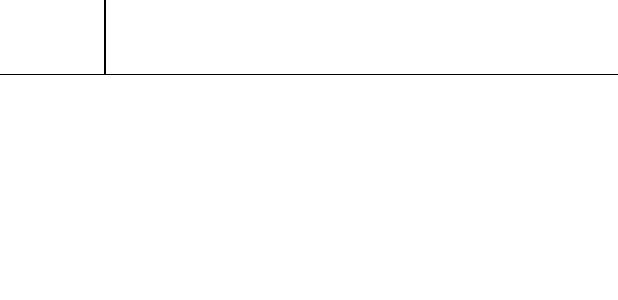
After one commit to wjddngus1023/COMIT, an Android app: the layout recycler_groupnotice.xml on its own in the app's theme, with its tools: preview values and no code run, on a phone screen of 412 x 824 dp. The commit adds this screen. Shown: the top 300 px of the screen. Run offline under Robolectric (Android 15) with nearby library versions, the phone set to English and light mode, and no system bars.

Commit message:
태그만 수정하면 오나요

```diff
--- /dev/null
+++ b/app/src/main/res/layout/recycler_groupnotice.xml
@@ -0,0 +1,45 @@
+<?xml version="1.0" encoding="utf-8"?>
+<androidx.constraintlayout.widget.ConstraintLayout xmlns:android="http://schemas.android.com/apk/res/android"
+    android:layout_width="match_parent"
+    android:layout_height="50dp"
+    xmlns:app="http://schemas.android.com/apk/res-auto">
+
+    <TextView
+        android:layout_width="70dp"
+        android:layout_height="match_parent"
+        android:gravity="center"
+        android:id="@+id/groupnotice_recycler_tv1"
+        android:textColor="@color/black"
+        android:textStyle="bold"
+        app:layout_constraintStart_toStartOf="parent"
+        app:layout_constraintTop_toTopOf="parent"
+        />
+    <View
+        android:layout_width="1dp"
+        android:layout_height="match_parent"
+        android:background="@color/black"
+        app:layout_constraintEnd_toStartOf="@+id/groupnotice_recycler_tv2"
+        app:layout_constraintStart_toEndOf="@+id/groupnotice_recycler_tv1"
+        app:layout_constraintTop_toTopOf="parent"/>
+
+    <TextView
+        android:layout_width="0dp"
+        android:layout_height="match_parent"
+        android:id="@+id/groupnotice_recycler_tv2"
+        android:ellipsize="end"
+        android:maxLines="2"
+        android:padding="10dp"
+        android:textSize="12dp"
+        app:layout_constraintEnd_toEndOf="parent"
+        app:layout_constraintStart_toEndOf="@+id/groupnotice_recycler_tv1"
+        app:layout_constraintTop_toTopOf="parent"/>
+    <View
+        android:layout_width="match_parent"
+        android:layout_height="1dp"
+        android:background="@color/black"
+        android:padding="5dp"
+        app:layout_constraintBottom_toBottomOf="parent"
+        app:layout_constraintTop_toBottomOf="@+id/groupnotice_recycler_tv1"/>
+
+
+</androidx.constraintlayout.widget.ConstraintLayout>
```
Also changed, not shown: app/src/main/java/com/example/comit/Notice/Depart_Frag.java (+5 -5 lines), app/src/main/java/com/example/comit/Notice/Univ_Frag.java (+93 -14 lines), app/src/main/java/com/example/comit/ViewAdapter/BookmarkRecyclerViewAdapter.java (added, +70 -0 lines), app/src/main/java/com/example/comit/ViewAdapter/DepartRecyclerViewAdapter.java (renamed from app/src/main/java/com/example/comit/ViewAdapter/RecyclerViewAdapter.java, +6 -6 lines), app/src/main/java/com/example/comit/ViewAdapter/GroupRecyclerViewAdapter.java (added, +70 -0 lines), app/src/main/java/com/example/comit/ViewAdapter/UnivRecyclerViewAdapter.java (added, +70 -0 lines), app/src/main/res/layout/recycler_bookmark.xml (added, +45 -0 lines), app/src/main/res/layout/recycler_univnotice.xml (added, +45 -0 lines), app/src/main/res/layout/univnotice.xml (+7 -8 lines).
